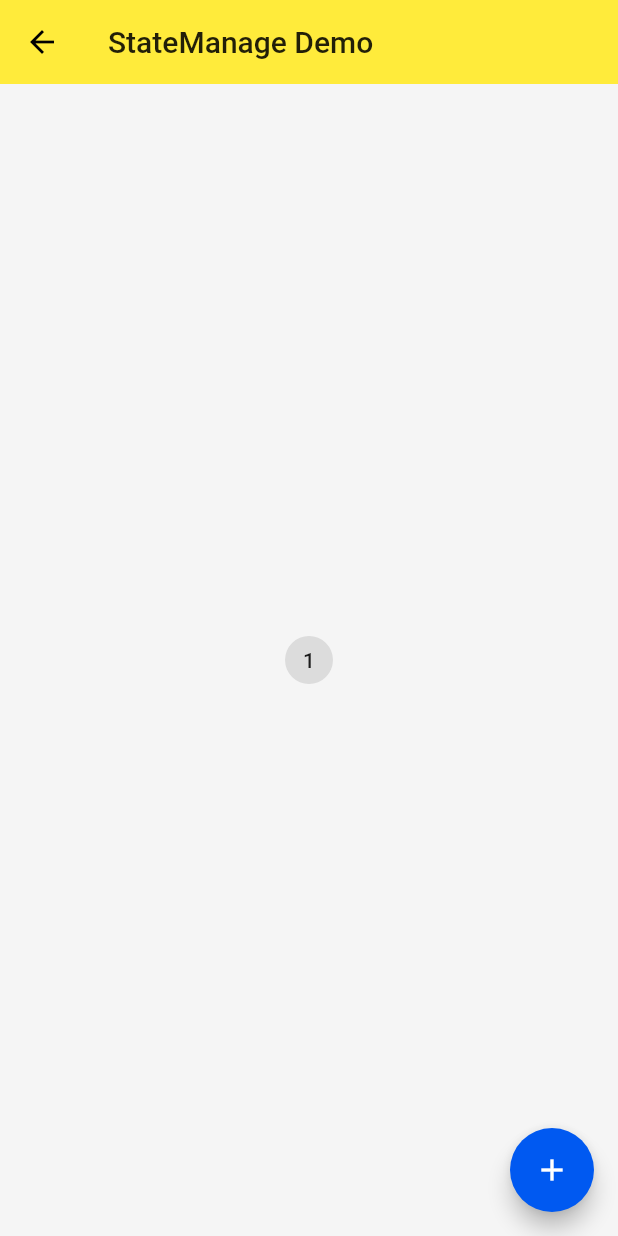
After one commit to IPOSDai/Flutter_Ninghao, a Flutter app: the StateManageDemoPage screen opened directly, after a tap on the "add" icon, on a phone screen of 412 x 824 dp. The commit adds this screen. Run offline on Flutter 3.47's test engine with Material 2 defaults, Android fonts, the phone set to English and light mode, and no system bars; network calls fail.

Commit message:
1，完成StateManageDemo

```diff
--- a/flutter_ninghao/lib/page_demo/demos_page.dart
+++ b/flutter_ninghao/lib/page_demo/demos_page.dart
@@ -8,6 +8,10 @@ import 'package:flutter_ninghao/page_demo/widget_demo/input_page.dart';
 import 'package:flutter_ninghao/page_demo/widget_demo/dialog_page.dart';
 import 'package:flutter_ninghao/page_demo/widget_demo/mdc_page.dart';
 import 'package:flutter_ninghao/page_demo/widget_demo/data_table_page.dart';
+
+import 'package:flutter_ninghao/page_demo/widget_demo/state_manage_page.dart';
+
+
 
 import '../widges/listview_item.dart';
 
@@ -113,6 +117,18 @@ class DemosPage extends StatelessWidget {
             },
           ),
 
+          ListViewItem(
+            height: 54.0,
+            title: 'StateManage Demo',
+            onPressed: () {
+              Navigator.of(context).push(
+                  MaterialPageRoute(builder: (BuildContext context) {
+                    return StateManageDemoPage();
+                  })
+              );
+            },
+          ),
+
         ],
       ),
     );
--- /dev/null
+++ b/flutter_ninghao/lib/page_demo/widget_demo/state_manage_page.dart
@@ -0,0 +1,126 @@
+import 'package:flutter/material.dart';
+import 'package:scoped_model/scoped_model.dart';
+
+class StateManageDemoPage extends StatefulWidget {
+  @override
+  _StateManageDemoPageState createState() => _StateManageDemoPageState();
+}
+
+class _StateManageDemoPageState extends State<StateManageDemoPage> {
+
+  int _count = 0;
+
+  void _increaseCount() {
+    setState(() {
+      _count += 1;
+    });
+  }
+
+  @override
+  Widget build(BuildContext context) {
+    return ScopedModel(
+      model: CounterModel(),
+      child: Scaffold(
+        backgroundColor: Colors.grey[100],
+        appBar: AppBar(
+          elevation: 0.0,
+          title: Text("StateManage Demo"),
+        ),
+
+        body: CounterWrapper(),
+
+        floatingActionButton: ScopedModelDescendant<CounterModel>(
+          rebuildOnChange: false,
+          builder: (context, _, model) {
+            return FloatingActionButton(
+              child: Icon(Icons.add),
+              onPressed: model.increaseCount,
+            );
+          },
+        ),
+
+//      body: CounterProvider(
+//        count: _count,
+//        increaseCount: _increaseCount,
+//        child: CounterWrapper(),
+//      ),
+
+//        floatingActionButton: FloatingActionButton(
+//          child: Icon(Icons.add),
+//          onPressed: () {
+//            setState(() {
+//              _count += 1;
+//            });
+//          },
+//        ),
+      ),
+    );
+  }
+}
+
+class CounterWrapper extends StatelessWidget {
+
+  @override
+  Widget build(BuildContext context) {
+    return Center(
+      child: Counter(),
+    );
+  }
+}
+
+
+
+class Counter extends StatelessWidget {
+
+
+  Counter();
+
+  @override
+  Widget build(BuildContext context) {
+
+//    final int count = CounterProvider.of(context).count;
+//    final VoidCallback increassseCount = CounterProvider.of(context).increaseCount;
+
+    return ScopedModelDescendant<CounterModel>(
+      builder: (context, _, model) {
+        return ActionChip(
+          label: Text('${model.count}'),
+          onPressed: () {
+            model.increaseCount();
+          },
+        );
+      },
+    );
+  }
+}
+
+class CounterProvider extends InheritedWidget {
+  final int count;
+  final VoidCallback increaseCount;
+  final Widget child;
+
+  CounterProvider({
+    this.count,
+    this.increaseCount,
+    this.child
+  }) : super(child: child);
+
+  static CounterProvider of(BuildContext context) => context.inheritFromWidgetOfExactType(CounterProvider);
+
+  @override
+  bool updateShouldNotify(InheritedWidget oldWidget) {
+    // TODO: implement updateShouldNotify
+    return true;
+  }
+}
+
+
+class CounterModel extends Model {
+  int _count = 0;
+  int get count => _count;
+
+  void increaseCount() {
+    _count += 1;
+    notifyListeners();
+  }
+}
--- a/flutter_ninghao/pubspec.yaml
+++ b/flutter_ninghao/pubspec.yaml
@@ -24,6 +24,7 @@ dependencies:
   # Use with the CupertinoIcons class for iOS style icons.
   cupertino_icons: ^0.1.2
   intl: 0.15.8
+  scoped_model: ^1.0.1
 
 dev_dependencies:
   flutter_test:
```
Also changed, not shown: flutter_ninghao/pubspec.lock.
